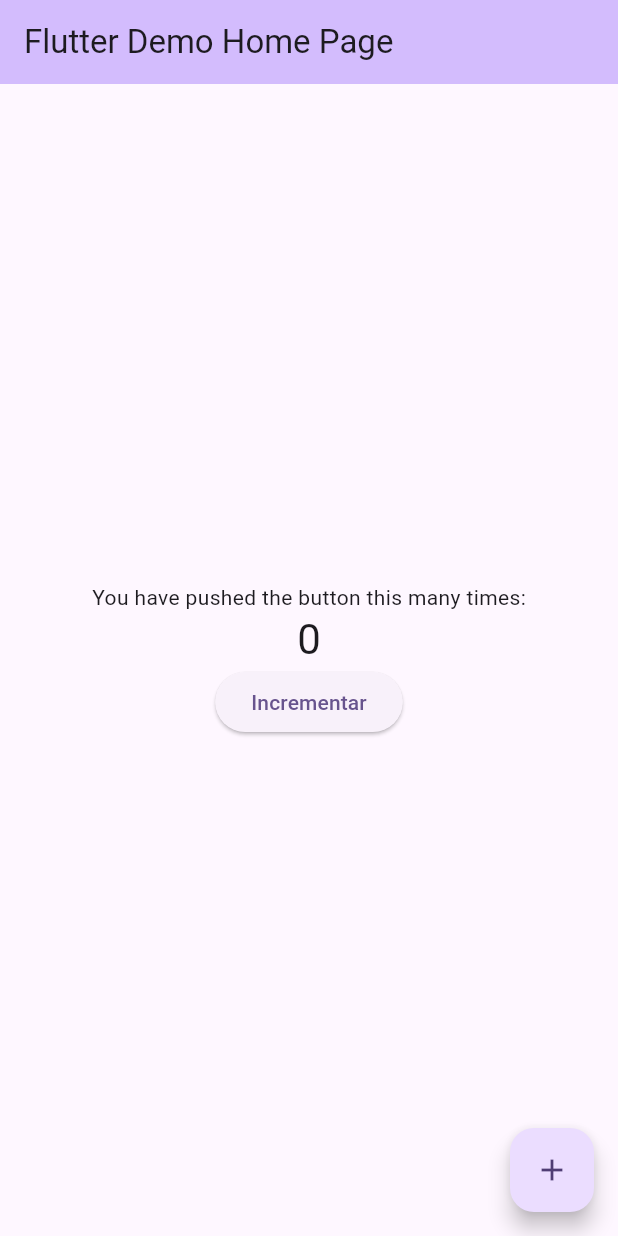
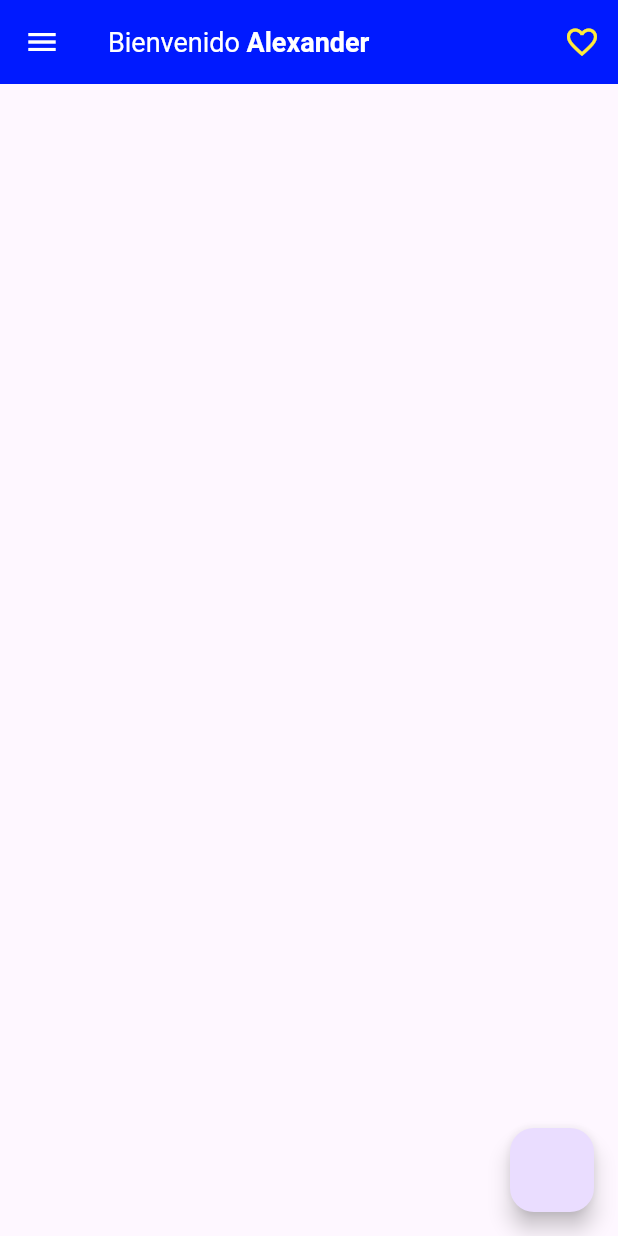
Before and after one commit to porrodv/flutter-prueba, a Flutter app: the screen it shows after launch, on a phone screen of 412 x 824 dp. Run offline on Flutter 3.47's test engine with Material 3 defaults, Android fonts, the phone set to English and light mode, and no system bars.

Commit message:
cambios 08/01/23

```diff
--- a/lib/main.dart
+++ b/lib/main.dart
@@ -7,120 +7,86 @@ void main() {
 class MyApp extends StatelessWidget {
   const MyApp({super.key});
 
-  // This widget is the root of your application.
   @override
   Widget build(BuildContext context) {
-    return MaterialApp(
-      title: 'Flutter Demo',
-      theme: ThemeData(
-        // This is the theme of your application.
-        //
-        // TRY THIS: Try running your application with "flutter run". You'll see
-        // the application has a purple toolbar. Then, without quitting the app,
-        // try changing the seedColor in the colorScheme below to Colors.green
-        // and then invoke "hot reload" (save your changes or press the "hot
-        // reload" button in a Flutter-supported IDE, or press "r" if you used
-        // the command line to start the app).
-        //
-        // Notice that the counter didn't reset back to zero; the application
-        // state is not lost during the reload. To reset the state, use hot
-        // restart instead.
-        //
-        // This works for code too, not just values: Most code changes can be
-        // tested with just a hot reload.
-        colorScheme: ColorScheme.fromSeed(seedColor: Colors.deepPurple),
-        useMaterial3: true,
-      ),
-      home: const MyHomePage(title: 'Flutter Demo Home Page'),
+    return const MaterialApp(
+      title: 'Bonus App Test',
+      home: MyHomePage(title: "Bienvenido "),
     );
   }
 }
 
 class MyHomePage extends StatefulWidget {
   const MyHomePage({super.key, required this.title});
-
-  // This widget is the home page of your application. It is stateful, meaning
-  // that it has a State object (defined below) that contains fields that affect
-  // how it looks.
-
-  // This class is the configuration for the state. It holds the values (in this
-  // case the title) provided by the parent (in this case the App widget) and
-  // used by the build method of the State. Fields in a Widget subclass are
-  // always marked "final".
-
-  final String title;
+  final String? title;
 
   @override
-  State<MyHomePage> createState() => _MyHomePageState();
+  _MyHomePageState createState() => _MyHomePageState();
 }
 
 class _MyHomePageState extends State<MyHomePage> {
-  int _counter = 0;
-
-  void _incrementCounter() {
-    setState(() {
-      // This call to setState tells the Flutter framework that something has
-      // changed in this State, which causes it to rerun the build method below
-      // so that the display can reflect the updated values. If we changed
-      // _counter without calling setState(), then the build method would not be
-      // called again, and so nothing would appear to happen.
-      _counter++;
-    });
-  }
+  Icon _heart = const Icon(Icons.favorite_border, color: Colors.yellow);
+  bool _liked = false;
+  final String _userName = "Alexander";
 
   @override
   Widget build(BuildContext context) {
-    // This method is rerun every time setState is called, for instance as done
-    // by the _incrementCounter method above.
-    //
-    // The Flutter framework has been optimized to make rerunning build methods
-    // fast, so that you can just rebuild anything that needs updating rather
-    // than having to individually change instances of widgets.
     return Scaffold(
       appBar: AppBar(
-        // TRY THIS: Try changing the color here to a specific color (to
-        // Colors.amber, perhaps?) and trigger a hot reload to see the AppBar
-        // change color while the other colors stay the same.
-        backgroundColor: Theme.of(context).colorScheme.inversePrimary,
-        // Here we take the value from the MyHomePage object that was created by
-        // the App.build method, and use it to set our appbar title.
-        title: Text(widget.title),
+        title: (RichText(
+            text: TextSpan(
+                text: widget.title!,
+                style: const TextStyle(color: Colors.white, fontSize: 18),
+                children: [
+              TextSpan(
+                  text: _userName,
+                  style: const TextStyle(
+                      color: Colors.white,
+                      fontSize: 18,
+                      fontWeight: FontWeight.bold))
+            ]))),
+        backgroundColor: const Color.fromARGB(255, 0, 26, 255),
+        iconTheme: const IconThemeData(color: Colors.white),
+        actions: [
+          IconButton(
+              onPressed: () {
+                _likedChange();
+              },
+              icon: _heart)
+        ],
       ),
-      body: Center(
-        // Center is a layout widget. It takes a single child and positions it
-        // in the middle of the parent.
-        child: Column(
-          // Column is also a layout widget. It takes a list of children and
-          // arranges them vertically. By default, it sizes itself to fit its
-          // children horizontally, and tries to be as tall as its parent.
-          //
-          // Column has various properties to control how it sizes itself and
-          // how it positions its children. Here we use mainAxisAlignment to
-          // center the children vertically; the main axis here is the vertical
-          // axis because Columns are vertical (the cross axis would be
-          // horizontal).
-          //
-          // TRY THIS: Invoke "debug painting" (choose the "Toggle Debug Paint"
-          // action in the IDE, or press "p" in the console), to see the
-          // wireframe for each widget.
-          mainAxisAlignment: MainAxisAlignment.center,
-          children: <Widget>[
-            const Text(
-              'You have pushed the button this many times:',
-            ),
-            Text(
-              '$_counter',
-              style: Theme.of(context).textTheme.headlineMedium,
-            ),
-            ElevatedButton(onPressed: _incrementCounter, child: const Text('Incrementar'))
-          ],
-        ),
+      drawer: const Drawer(
+          backgroundColor: Colors.black,
+          child: Column(
+            children: [
+              DrawerHeader(
+                  child: Text("Menú",
+                      style: TextStyle(
+                          color: Colors.white,
+                          fontSize: 25,
+                          fontWeight: FontWeight.bold))),
+              Text("Opción 1"),
+              Text("Opción 2"),
+              Text("Opción 3"),
+            ],
+          )),
+      floatingActionButton: FloatingActionButton(
+        onPressed: () {
+          _likedChange();
+        },
       ),
-      floatingActionButton: FloatingActionButton(
-        onPressed: _incrementCounter,
-        tooltip: 'Increment',
-        child: const Icon(Icons.add),
-      ), // This trailing comma makes auto-formatting nicer for build methods.
     );
   }
+
+  void _likedChange() {
+    setState(() {
+      if (_liked) {
+        _heart = const Icon(Icons.favorite_border, color: Colors.yellow);
+        _liked = false;
+      } else {
+        _heart = const Icon(Icons.favorite, color: Colors.yellow);
+        _liked = true;
+      }
+    });
+  }
 }
```
